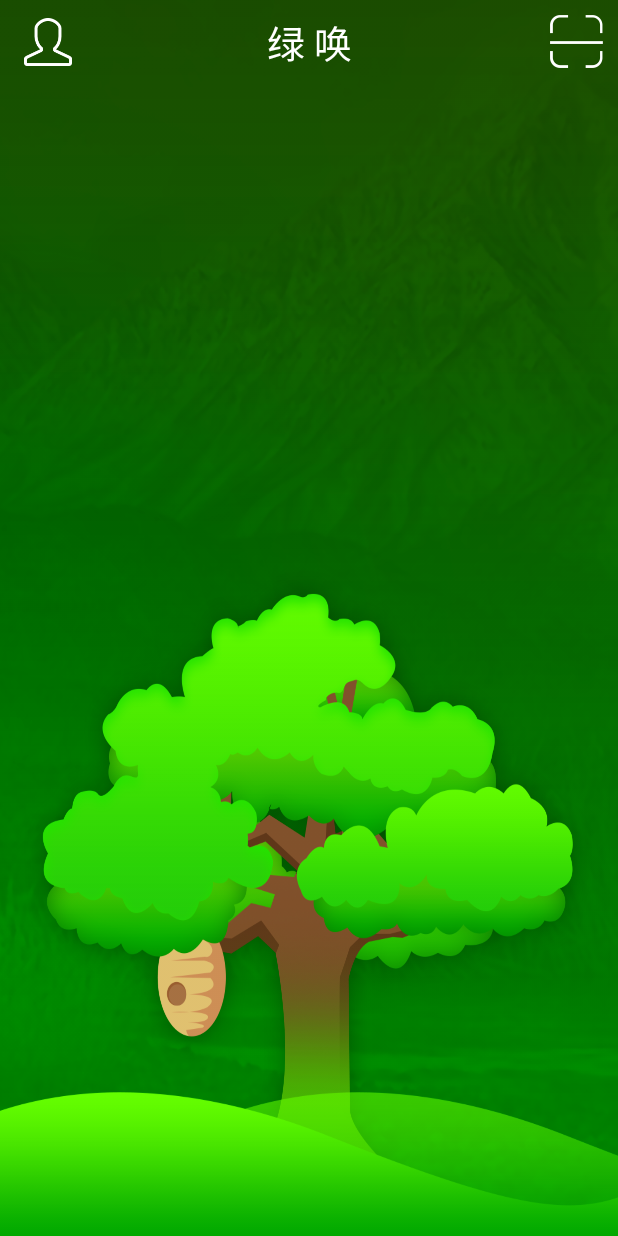
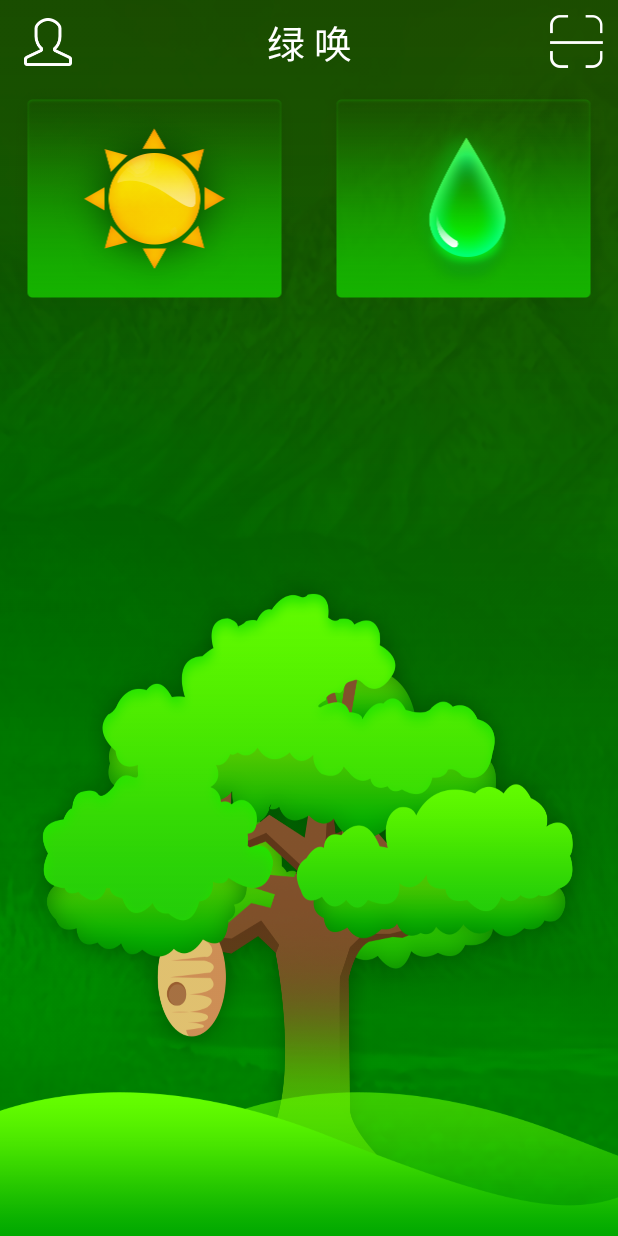
Before and after one commit to wangyejun/GreenRouse, an Android app: the layout fragment_home.xml on its own in the app's theme, with its tools: preview values and no code run, on a phone screen of 412 x 824 dp. Run offline under Robolectric (Android 15) with nearby library versions, the light colour scheme and no system bars.

Commit message:
sum/water

```diff
--- a/app/src/main/res/layout/fragment_home.xml
+++ b/app/src/main/res/layout/fragment_home.xml
@@ -37,4 +37,24 @@
             android:src="@mipmap/scan" />
     </android.support.v7.widget.Toolbar>
 
+    <LinearLayout
+        android:layout_width="match_parent"
+        android:layout_height="wrap_content"
+        android:layout_weight="1"
+        android:orientation="horizontal">
+
+        <ImageView
+            android:layout_width="wrap_content"
+            android:layout_height="wrap_content"
+            android:layout_weight="1"
+            android:src="@mipmap/sun" />
+
+        <ImageView
+            android:layout_width="wrap_content"
+            android:layout_height="wrap_content"
+            android:layout_weight="1"
+            android:layout_gravity="right"
+            android:src="@mipmap/water" />
+    </LinearLayout>
+
 </LinearLayout>
```
